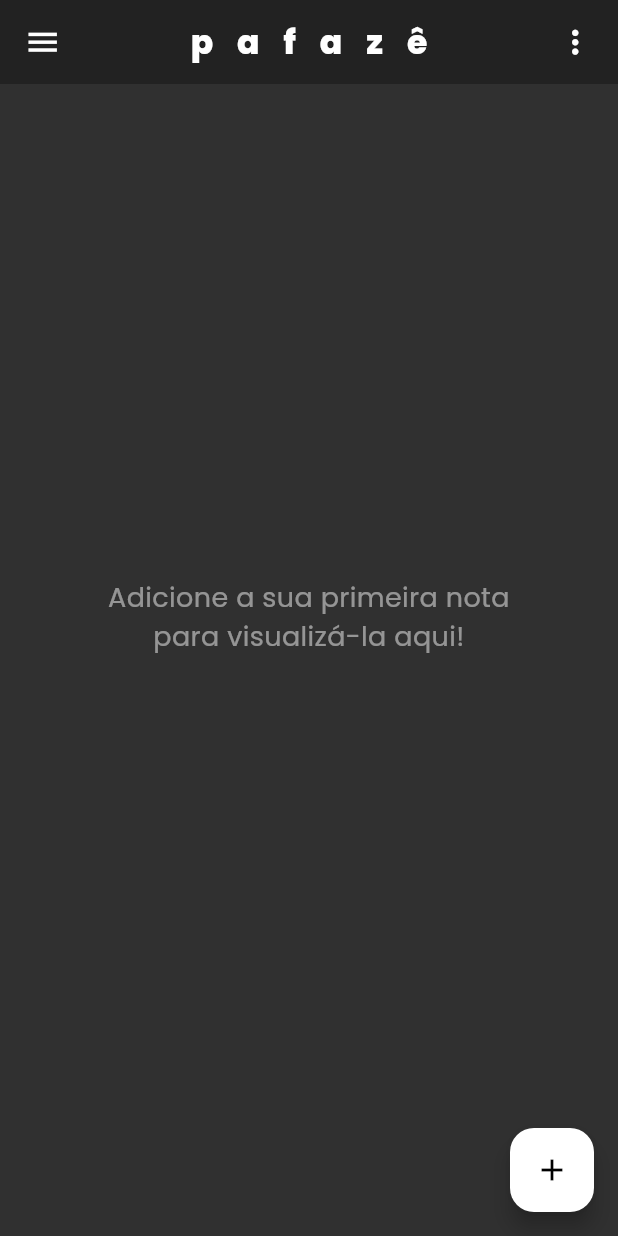
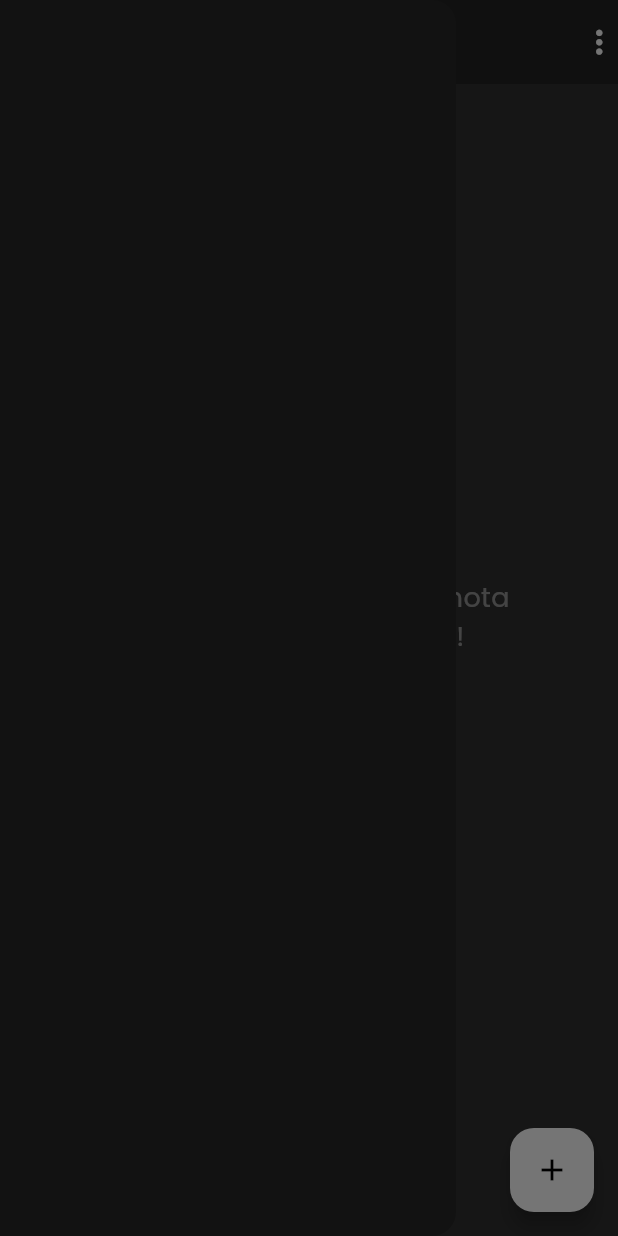
Before and after one commit to gustevito/app_pafaze, a Flutter app: the screen it shows after launch, with the side drawer open (before the commit the screen has no drawer), on a phone screen of 412 x 824 dp. Run offline on Flutter 3.47's test engine with Material 2 defaults, Android fonts, the phone set to English and light mode, and no system bars; our stand-ins replace google_fonts, google_nav_bar.

```diff
--- a/lib/pages/screens/home.dart
+++ b/lib/pages/screens/home.dart
@@ -36,8 +36,8 @@ class _MyHomePageState extends State<MyHomePage> {
   Widget build(BuildContext context) {
     List<Widget> _noteContainer = [];
 
-    if (_notes.length > 0) {
-      _noteContainer.add(Row(
+    if (_notes.isNotEmpty) {
+      _noteContainer.add(const Row(
         crossAxisAlignment: CrossAxisAlignment.start,
         children: [
           Padding(
@@ -62,30 +62,35 @@ class _MyHomePageState extends State<MyHomePage> {
 
     return Scaffold(
       backgroundColor: pzGrey,
+      drawer: const Drawer(),
       appBar: AppBar(
         backgroundColor: pzBlack,
-          title: Row(
-            mainAxisAlignment: MainAxisAlignment.spaceBetween,
-            children: [
-              Icon(
-                Icons.menu,
-                color: Theme.of(context).colorScheme.primary,
-                size: 25,
-              ),
-              Text(
+        title: Text(
           widget.title,
           style: const TextStyle(
             fontWeight: FontWeight.w800,
             letterSpacing: 16.0,
           ),
         ),
+        centerTitle: true,
+        automaticallyImplyLeading: false,
+        leading: Builder(builder: (context) {
+          return IconButton(
+            onPressed: () {
+              Scaffold.of(context).openDrawer();
+            },
+            icon: Icon(Icons.menu,
+                color: Theme.of(context).colorScheme.primary, size: 25),
+          );
+        }),
+        actions: [
           Icon(
             Icons.more_vert,
             color: Theme.of(context).colorScheme.primary,
             size: 25,
           )
         ],
-          )),
+      ),
       body: SingleChildScrollView(
         child: Column(
           mainAxisAlignment: MainAxisAlignment.center,
```
Lines whose indentation alone changed are shown as unchanged.
